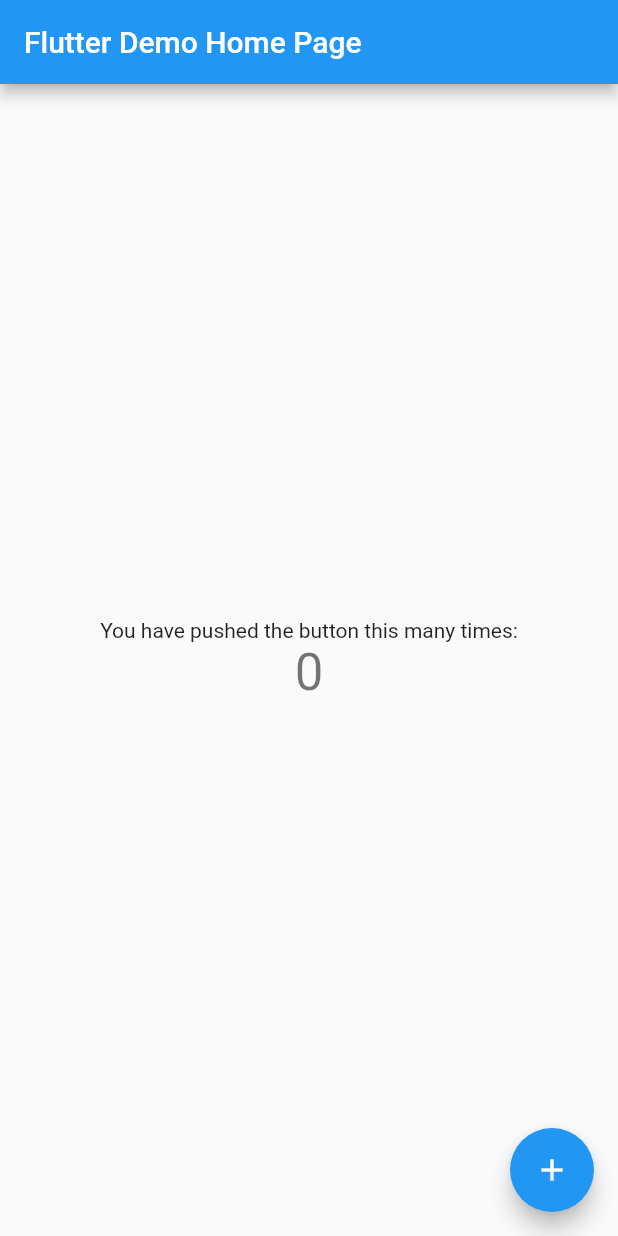
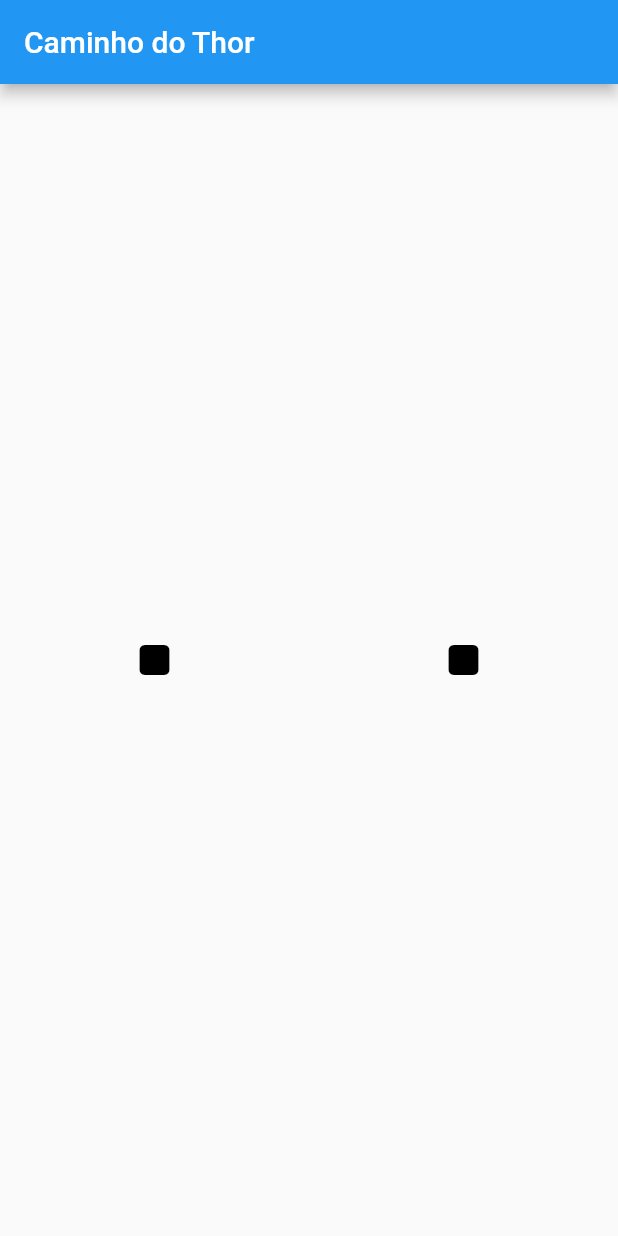
Before and after one commit to gustarrafil/SI700-Mobile-2021.1, a Flutter app: the screen it shows after launch, on a phone screen of 412 x 824 dp. Run offline on Flutter 3.47's test engine with Material 2 defaults, Android fonts, the phone set to English and light mode, and no system bars.

Commit message:
Tarefa 2 quase la

```diff
--- a/Proj1/projeto1/lib/main.dart
+++ b/Proj1/projeto1/lib/main.dart
@@ -1,4 +1,3 @@
-import 'package:flutter/widgets.dart';
 import 'package:flutter/material.dart';
 
 void main() {
@@ -6,62 +5,173 @@ void main() {
 }
 
 class MyApp extends StatelessWidget {
-  // This widget is the root of your application.
   @override
   Widget build(BuildContext context) {
     return MaterialApp(
       title: 'Flutter Demo',
       theme: ThemeData(
         primarySwatch: Colors.blue,
+        visualDensity: VisualDensity.adaptivePlatformDensity,
       ),
       home: MyHomePage(title: 'Flutter Demo Home Page'),
     );
   }
 }
 
+//////////////////////////////////////////  QUASE SEMPRE ASSIM
 class MyHomePage extends StatefulWidget {
+  // construtor
   MyHomePage({Key key, this.title}) : super(key: key);
+  // atributo
+  final String title;
+  // CreateState
+  @override
+  _MyHomePageState createState() {
+    return _MyHomePageState();
+  }
+}
+//////////////////////////////////////////
 
-  final String title;
-
-  @override
-  _MyHomePageState createState() => _MyHomePageState();
-}
-
+////////////////////////////// ALTERACAOD DE ESTADO QUE ACONTECE NO STATEFUL
 class _MyHomePageState extends State<MyHomePage> {
-  int _counter = 0;
-
-  void _incrementCounter() {
-    setState(() {
-      _counter++;
-    });
-  }
-
   @override
   Widget build(BuildContext context) {
     return Scaffold(
-      appBar: AppBar(
-        title: Text(widget.title),
-      ),
-      body: Center(
-        child: Column(
+        appBar: AppBar(
+          title: Text("Caminho do Thor"),
+        ),
+        body: Column(
           mainAxisAlignment: MainAxisAlignment.center,
-          children: <Widget>[
-            Text(
-              'You have pushed the button this many times:',
-            ),
-            Text(
-              '$_counter',
-              style: Theme.of(context).textTheme.headline4,
+          children: [
+            Row(
+              mainAxisAlignment: MainAxisAlignment.spaceAround,
+              children: caminho([9, 7], [11, 3]),
             ),
           ],
-        ),
-      ),
-      floatingActionButton: FloatingActionButton(
-        onPressed: _incrementCounter,
-        tooltip: 'Increment',
-        child: Icon(Icons.add),
-      ),
-    );
+        ));
   }
 }
+
+//////////////////////////////////////////
+// caminho([5, 2], [4, 7]);
+// caminho([9, 7], [11, 3]);
+// caminho([5, 7], [-5, -3]);
+//
+//FLUXO:
+// caminhoThor([9, 7], [11, 3]);
+// class MAtriz
+//      Verificar a cor
+// criaMatriz
+
+caminho(List<int> thor, List<int> martelo) {
+  Matriz matriz = Matriz();
+  var pronto_volta = matriz.caminhoThor(thor, martelo);
+
+  /*  return Matriz.linha
+        .map(
+          (columns) => Column(
+            children: columns.map((nr) => nr).toList(),
+          ),
+        )
+        .toList();
+  */
+  List<Widget> teste = [
+    Icon(
+      Icons.stop_rounded,
+      color: Colors.black,
+      size: 40.0,
+    ),
+    Icon(
+      Icons.stop_rounded,
+      color: Colors.black,
+      size: 40.0,
+    ),
+  ];
+  return teste;
+}
+
+List<int> chegaPerto(List<int> thor, int eixo, int novo) {
+  thor.removeAt(eixo);
+  thor.insert(eixo, novo);
+  if (thor != null) return thor;
+}
+
+// retorna quadrado pintado dentro do incremento do caminho
+
+class Matriz {
+  List<Widget> coluna;
+  List<List<Widget>> linha = [];
+
+  // Primeira chamada = Gera o caminho que o Thor Percorrera
+  List<List<int>> caminhoThor(List<int> thor, List<int> martelo) {
+    int thorX = thor[0];
+    int thorY = thor[1];
+    int marteloX = martelo[0];
+    int marteloY = martelo[1];
+
+    List<List<int>> lista_caminho = [];
+
+    if (thorX == marteloX && thorY == marteloY) {
+      List<List<int>> local_igual = [];
+      return local_igual = [
+        [thorX, thorY],
+        [marteloX, marteloY]
+      ];
+    } else {
+      while (thorX < marteloX) {
+        thorX += 1;
+        lista_caminho.add(chegaPerto(thor, 0, thorX));
+        print(lista_caminho);
+      }
+      while (thorX > marteloX) {
+        thorX -= 1;
+        lista_caminho.add(chegaPerto(thor, 0, thorX));
+        print(lista_caminho);
+      }
+      while (thorY < marteloY) {
+        thorY += 1;
+        lista_caminho.add(chegaPerto(thor, 0, thorY));
+        print(lista_caminho);
+      }
+      while (thorY > marteloY) {
+        thorY -= 1;
+        lista_caminho.add(chegaPerto(thor, 0, thorY));
+        print(lista_caminho);
+      }
+    }
+
+    print(lista_caminho);
+    return lista_caminho;
+  }
+
+  criaMatriz(List<int> thor, List<int> martelo, List<List<int>> lista_caminho) {
+    int tamanhoC = thor[0] > martelo[0] ? thor[0] : martelo[0];
+    int tamanhoL = thor[1] > martelo[1] ? thor[1] : martelo[1];
+
+    for (int c = 0; c < tamanhoC; c++) {
+      for (int l = 0; l < tamanhoL; l++) {
+        coluna = [];
+        List<List<int>> localThor = caminhoThor(thor, martelo);
+        coluna.add(Container(
+          margin: EdgeInsets.all(4),
+          child: Icon(
+            Icons.stop_rounded,
+            color: verificaCor(lista_caminho, c + 1, l + 1),
+            size: 40.0,
+          ),
+        ));
+      }
+      linha.add(coluna);
+    }
+  }
+
+  Object verificaCor(List<List<int>> lista_caminho, int c, int l) {
+    for (var item in lista_caminho) {
+      if (item[0] == c && item[1] == l) {
+        return Colors.black;
+      } else {
+        return Colors.blue;
+      }
+    }
+  }
+}
```
